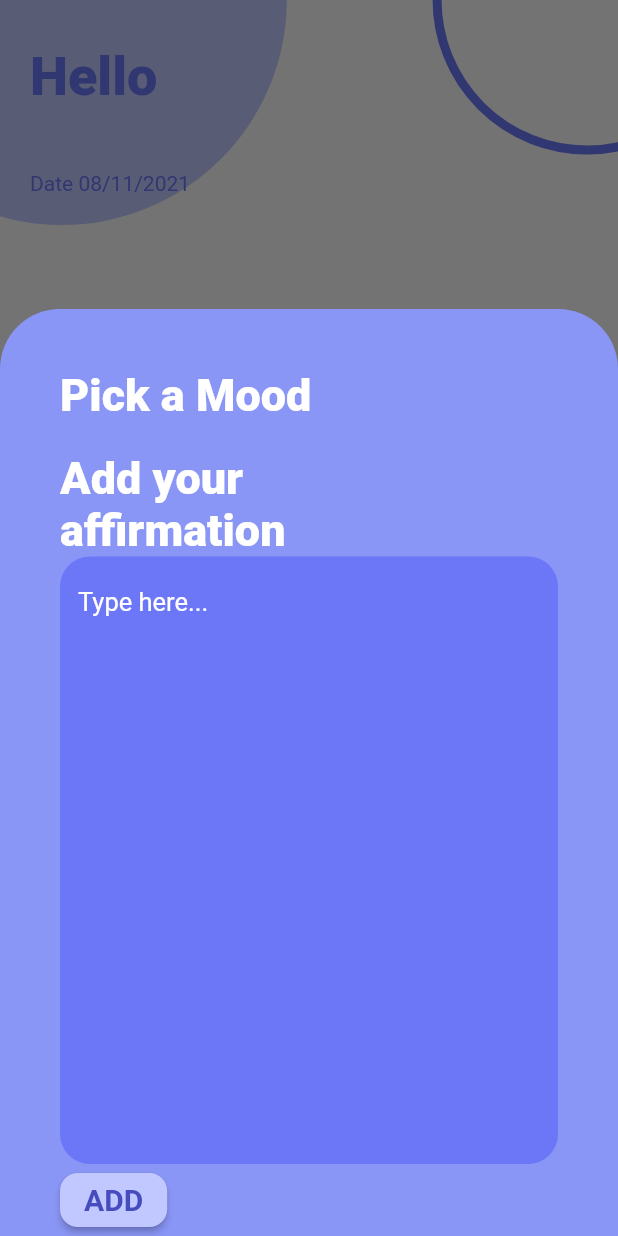
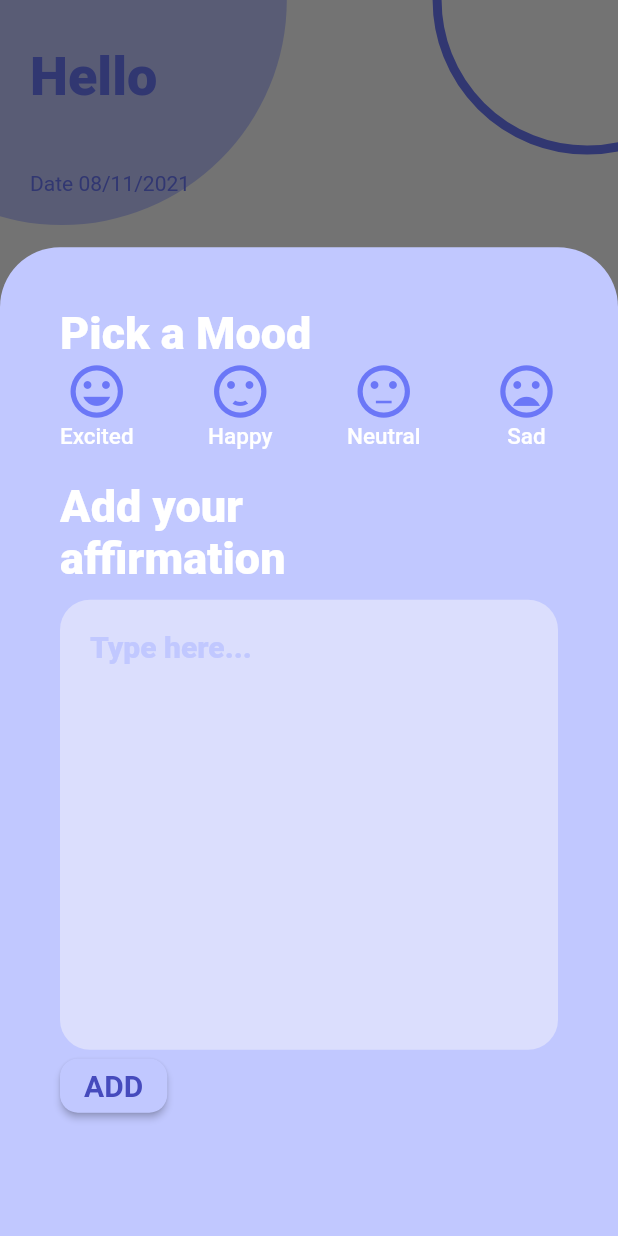
Before and after one commit to afemalecoder/affirmationgratitude, a Flutter app: the AffirmationNavigation screen opened by its route, after a tap on the "add" icon, on a phone screen of 412 x 824 dp. Run offline on Flutter 3.47's test engine with Material 2 defaults, Android fonts, the phone set to English and light mode, and no system bars; our stand-ins replace cloud_firestore, firebase_auth, firebase_core, shared_preferences; accounts and stored records are empty.

Commit message:
Added modalBottomSheet and MoodPicker

```diff
--- a/lib/core/helpers/mood_helper.dart
+++ b/lib/core/helpers/mood_helper.dart
@@ -4,11 +4,17 @@ import 'package:flutter/material.dart';
 class MoodHelper {
   const MoodHelper();
 
-  static const excited = 'excited';
+  static const excited = 'Excited';
   static const happy = 'Happy';
   static const neutral = 'Neutral';
   static const sad = 'Sad';
 
+  static List<String> moodTitle = [
+    excited,
+    happy,
+    neutral,
+    sad,
+  ];
   static List<Mood> moods = [
     Mood(label: excited, icon: Icons.mood),
     Mood(label: happy, icon: Icons.sentiment_satisfied),
@@ -21,4 +27,10 @@ class MoodHelper {
       return mood.label == label;
     }).icon;
   }
+
+  String getTitle(String title) {
+    return moodTitle.firstWhere((String mood) {
+      return mood == title;
+    }).toString();
+  }
 }
--- a/lib/core/navigation/navigation.dart
+++ b/lib/core/navigation/navigation.dart
@@ -1,5 +1,6 @@
 library navigation;
 
+import 'package:affirmation_gratitude/core/widgets/affirmation_bottom_sheet.dart';
 import 'package:affirmation_gratitude/screens/affirmation/affirmation.dart';
 import 'package:affirmation_gratitude/screens/home/home.dart';
 import 'package:affirmation_gratitude/screens/profile/profile.dart';
--- a/lib/core/navigation/navigator_bar.dart
+++ b/lib/core/navigation/navigator_bar.dart
@@ -40,100 +40,7 @@ class _AffirmationNavigationState extends State<AffirmationNavigation> {
           },
           child: screens[currentIndex],
         ),
-        floatingActionButton: FloatingActionButton(
-          backgroundColor:
-              Theme.of(context).floatingActionButtonTheme.backgroundColor,
-          child: Icon(
-            Icons.add,
-            size: 45,
-            color: Theme.of(context).colorScheme.onPrimary,
-          ),
-          onPressed: () {
-            showModalBottomSheet(
-                backgroundColor: Theme.of(context).colorScheme.surface,
-                isScrollControlled: true,
-                shape: const RoundedRectangleBorder(
-                  borderRadius: BorderRadius.vertical(
-                    top: Radius.circular(40),
-                  ),
-                ),
-                context: context,
-                builder: (BuildContext context) {
-                  return SizedBox(
-                    height: MediaQuery.of(context).size.height * 0.75,
-                    child: Padding(
-                      padding:
-                          const EdgeInsets.only(top: 40, left: 40, right: 40),
-                      child: Column(
-                        crossAxisAlignment: CrossAxisAlignment.start,
-                        children: [
-                          Text(
-                            'Pick a Mood',
-                            style: TextStyle(
-                              fontSize: 30,
-                              fontWeight: FontWeight.w900,
-                              color: Theme.of(context).colorScheme.onSurface,
-                            ),
-                          ),
-                          Padding(
-                            padding: const EdgeInsets.all(10.0),
-                            child: Row(
-                              children: [],
-                            ),
-                          ),
-                          Text(
-                            'Add your \naffirmation',
-                            style: TextStyle(
-                              fontSize: 30,
-                              fontWeight: FontWeight.w900,
-                              color: Theme.of(context).colorScheme.onSurface,
-                            ),
-                          ),
-                          Expanded(
-                            child: TextField(
-                              maxLines: 50,
-                              textInputAction: TextInputAction.newline,
-                              decoration: InputDecoration(
-                                filled: true,
-                                fillColor:
-                                    Theme.of(context).colorScheme.primary,
-                                border: OutlineInputBorder(
-                                  borderSide: BorderSide.none,
-                                  borderRadius: BorderRadius.circular(20),
-                                ),
-                                hintText: 'Type here...',
-                                hintStyle: const TextStyle(
-                                  fontSize: 17,
-                                  color: Colors.white,
-                                ),
-                              ),
-                              onChanged: (value) {
-                                // setState(() => content = value);
-                              },
-                            ),
-                          ),
-                          ElevatedButton(
-                            style: ElevatedButton.styleFrom(
-                              primary:
-                                  Theme.of(context).colorScheme.primaryVariant,
-                              textStyle: const TextStyle(
-                                fontSize: 20,
-                                fontWeight: FontWeight.bold,
-                              ),
-                            ),
-                            onPressed: () async {},
-                            child: const Text(
-                              'ADD',
-                              style: TextStyle(color: Color(0xff464bbd)),
-                            ),
-                          ),
-                        ],
-                      ),
-                    ),
-                  );
-                });
-          },
-        ),
+        floatingActionButton: const AffirmationBottomSheet(),
         floatingActionButtonLocation: FloatingActionButtonLocation.centerDocked,
         bottomNavigationBar: AffirNavigationBar(
           currentIndex: currentIndex,
@@ -142,32 +49,6 @@ class _AffirmationNavigationState extends State<AffirmationNavigation> {
             setState(() => currentIndex = screenIndex);
           },
         ),
-      ),
-    );
-  }
-}
-
-class MoodPicker extends StatelessWidget {
-  const MoodPicker({
-    Key? key,
-    required this.mood,
-    required this.onTap,
-    required this.iconMood,
-  }) : super(key: key);
-
-  final String mood;
-  final void Function()? onTap;
-  final IconData iconMood;
-
-  @override
-  Widget build(BuildContext context) {
-    return GestureDetector(
-      onTap: onTap,
-      child: Column(
-        children: const [
-          Icon(Icons.sentiment_very_satisfied),
-          Text('mood'),
-        ],
       ),
     );
   }
--- /dev/null
+++ b/lib/core/widgets/affirmation_bottom_sheet.dart
@@ -0,0 +1,150 @@
+import 'package:affirmation_gratitude/core/helpers/mood_helper.dart';
+import 'package:flutter/material.dart';
+
+class AffirmationBottomSheet extends StatefulWidget {
+  const AffirmationBottomSheet({Key? key}) : super(key: key);
+
+  @override
+  _AffirmationBottomSheetState createState() => _AffirmationBottomSheetState();
+}
+
+class _AffirmationBottomSheetState extends State<AffirmationBottomSheet> {
+  @override
+  Widget build(BuildContext context) {
+    return FloatingActionButton(
+      backgroundColor:
+          Theme.of(context).floatingActionButtonTheme.backgroundColor,
+      child: Icon(
+        Icons.add,
+        size: 45,
+        color: Theme.of(context).colorScheme.onPrimary,
+      ),
+      onPressed: () {
+        showModalBottomSheet(
+          backgroundColor: Theme.of(context).colorScheme.primaryVariant,
+          isScrollControlled: true,
+          shape: const RoundedRectangleBorder(
+            borderRadius: BorderRadius.vertical(
+              top: Radius.circular(40),
+            ),
+          ),
+          context: context,
+          builder: (BuildContext context) {
+            return SizedBox(
+              height: MediaQuery.of(context).size.height * 0.80,
+              child: Padding(
+                padding: const EdgeInsets.only(
+                  top: 40,
+                  left: 40,
+                  right: 40,
+                ),
+                child: Column(
+                  crossAxisAlignment: CrossAxisAlignment.start,
+                  children: [
+                    Text(
+                      'Pick a Mood',
+                      style: TextStyle(
+                        fontSize: 30,
+                        fontWeight: FontWeight.w900,
+                        color: Theme.of(context).colorScheme.onSurface,
+                      ),
+                    ),
+                    Row(
+                      mainAxisAlignment: MainAxisAlignment.spaceBetween,
+                      children: const [
+                        AffirmationMood(MoodHelper.excited),
+                        AffirmationMood(MoodHelper.happy),
+                        AffirmationMood(MoodHelper.neutral),
+                        AffirmationMood(MoodHelper.sad),
+                      ],
+                    ),
+                    const SizedBox(height: 20),
+                    Text(
+                      'Add your \naffirmation',
+                      style: TextStyle(
+                        fontSize: 30,
+                        fontWeight: FontWeight.w900,
+                        color: Theme.of(context).colorScheme.onSurface,
+                      ),
+                    ),
+                    const SizedBox(height: 10),
+                    SizedBox(
+                      height: 300,
+                      child: TextField(
+                        maxLines: 50,
+                        textInputAction: TextInputAction.newline,
+                        decoration: InputDecoration(
+                          filled: true,
+                          fillColor:
+                              Theme.of(context).colorScheme.secondaryVariant,
+                          border: OutlineInputBorder(
+                            borderSide: BorderSide.none,
+                            borderRadius: BorderRadius.circular(20),
+                          ),
+                          hintText: 'Type here...',
+                          contentPadding: const EdgeInsets.all(20),
+                          hintStyle: TextStyle(
+                            fontSize: 20,
+                            fontWeight: FontWeight.w900,
+                            color: Theme.of(context).colorScheme.primaryVariant,
+                          ),
+                        ),
+                        onChanged: (value) {
+                          // setState(() => content = value);
+                        },
+                      ),
+                    ),
+                    ElevatedButton(
+                      style: ElevatedButton.styleFrom(
+                        primary: Theme.of(context).colorScheme.primaryVariant,
+                        textStyle: const TextStyle(
+                          fontSize: 20,
+                          fontWeight: FontWeight.bold,
+                        ),
+                      ),
+                      onPressed: () async {},
+                      child: const Text(
+                        'ADD',
+                        style: TextStyle(color: Color(0xff464bbd)),
+                      ),
+                    ),
+                  ],
+                ),
+              ),
+            );
+          },
+        );
+      },
+    );
+  }
+}
+
+class AffirmationMood extends StatelessWidget {
+  const AffirmationMood(
+    this.label, {
+    Key? key,
+  }) : super(key: key);
+
+  final String label;
+
+  @override
+  Widget build(BuildContext context) {
+    return Column(
+      children: [
+        Icon(
+          const MoodHelper().getIcon(label),
+          color: Theme.of(context).colorScheme.secondary,
+          size: 42,
+        ),
+        Text(
+          const MoodHelper().getTitle(label),
+          style: TextStyle(
+            fontSize: 15,
+            fontWeight: FontWeight.w500,
+            color: Theme.of(context).colorScheme.onSurface,
+          ),
+        ),
+      ],
+    );
+  }
+}
```
